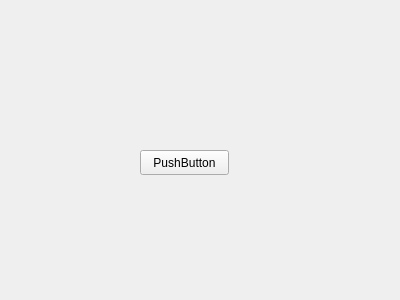
The window that main.ui (joaovts14/Defi) describes before a commit, drawn with Qt 5.
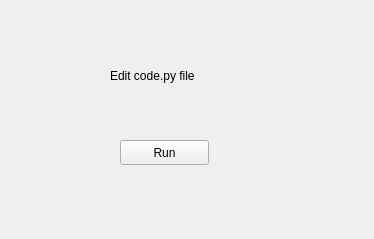
The same window after the commit.

Diff of the .ui file:
```diff
--- a/main.ui
+++ b/main.ui
@@ -6,8 +6,8 @@
    <rect>
     <x>0</x>
     <y>0</y>
-    <width>400</width>
-    <height>300</height>
+    <width>374</width>
+    <height>239</height>
    </rect>
   </property>
   <property name="windowTitle">
@@ -16,14 +16,27 @@
   <widget class="QPushButton" name="pushButton">
    <property name="geometry">
     <rect>
-     <x>140</x>
-     <y>150</y>
+     <x>120</x>
+     <y>140</y>
      <width>89</width>
      <height>25</height>
     </rect>
    </property>
    <property name="text">
-    <string>PushButton</string>
+    <string>Run</string>
+   </property>
+  </widget>
+  <widget class="QLabel" name="label">
+   <property name="geometry">
+    <rect>
+     <x>110</x>
+     <y>30</y>
+     <width>121</width>
+     <height>91</height>
+    </rect>
+   </property>
+   <property name="text">
+    <string>Edit code.py file</string>
    </property>
   </widget>
  </widget>
```
